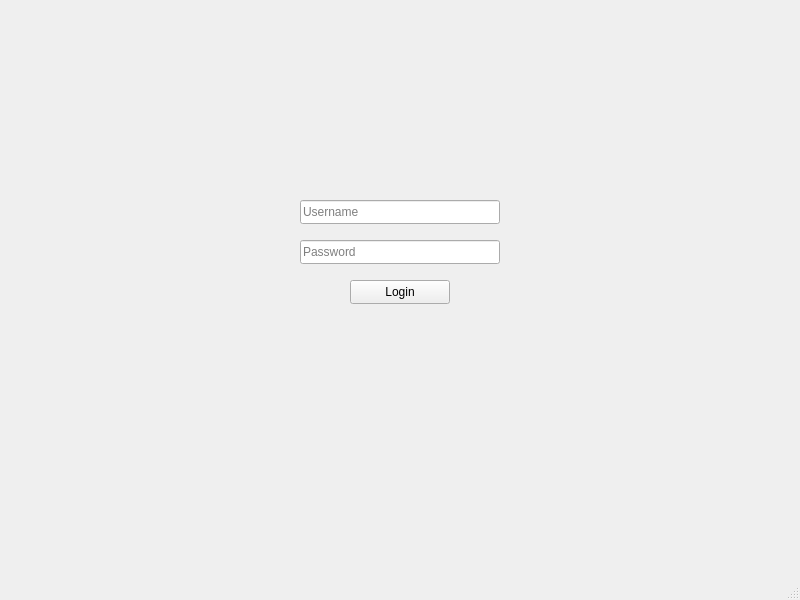
dso-1234/qt_WeichenSimulator, file Proj_BC01_Simulator/mainwindow.ui: the form before one commit.
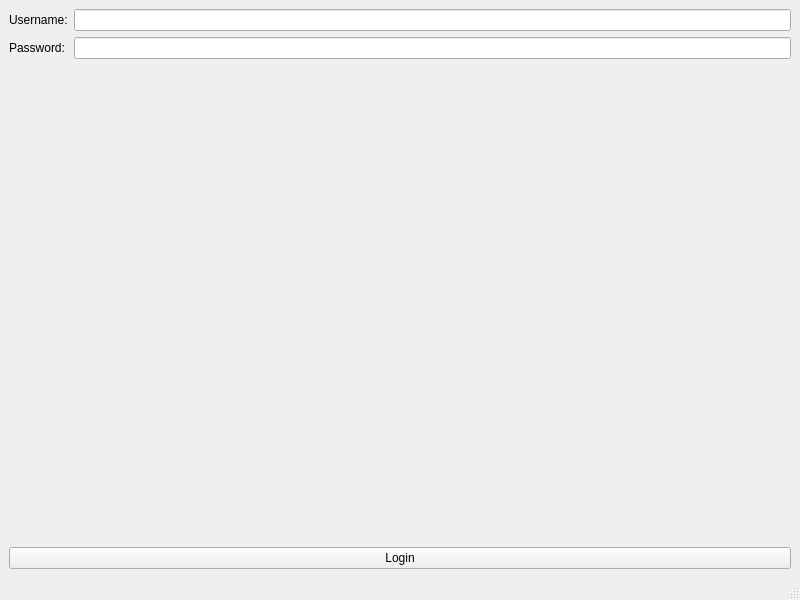
The form after the commit.

Commit message:
Implement basic login system with username/password authentication
Implement basic login system with username/password authentication

Diff of the .ui file:
```diff
--- a/Proj_BC01_Simulator/mainwindow.ui
+++ b/Proj_BC01_Simulator/mainwindow.ui
@@ -14,48 +14,43 @@
    <string>MainWindow</string>
   </property>
   <widget class="QWidget" name="centralwidget">
-   <widget class="QLineEdit" name="usernameLineEdit">
-    <property name="geometry">
-     <rect>
-      <x>300</x>
-      <y>200</y>
-      <width>200</width>
-      <height>24</height>
-     </rect>
-    </property>
-    <property name="placeholderText">
-     <string>Username</string>
-    </property>
-   </widget>
+   <layout class="QVBoxLayout" name="verticalLayout">
+    <item>
+     <layout class="QFormLayout" name="formLayout">
+      <item row="0" column="0">
+       <widget class="QLabel" name="usernameLabel">
+        <property name="text">
+         <string>Username:</string>
+        </property>
+       </widget>
+      </item>
+      <item row="0" column="1">
+       <widget class="QLineEdit" name="usernameLineEdit"/>
+      </item>
+      <item row="1" column="0">
+       <widget class="QLabel" name="passwordLabel">
+        <property name="text">
+         <string>Password:</string>
+        </property>
+       </widget>
+      </item>
+      <item row="1" column="1">
    <widget class="QLineEdit" name="passwordLineEdit">
-    <property name="geometry">
-     <rect>
-      <x>300</x>
-      <y>240</y>
-      <width>200</width>
-      <height>24</height>
-     </rect>
-    </property>
     <property name="echoMode">
      <enum>QLineEdit::Password</enum>
     </property>
-    <property name="placeholderText">
-     <string>Password</string>
-    </property>
-   </widget>
+       </widget>
+      </item>
+     </layout>
+    </item>
+    <item>
    <widget class="QPushButton" name="loginButton">
-    <property name="geometry">
-     <rect>
-      <x>350</x>
-      <y>280</y>
-      <width>100</width>
-      <height>24</height>
-     </rect>
-    </property>
     <property name="text">
      <string>Login</string>
     </property>
    </widget>
+    </item>
+   </layout>
   </widget>
   <widget class="QMenuBar" name="menubar">
    <property name="geometry">
```
Lines whose indentation alone changed are shown as unchanged. The commit also changes 2 other files.
